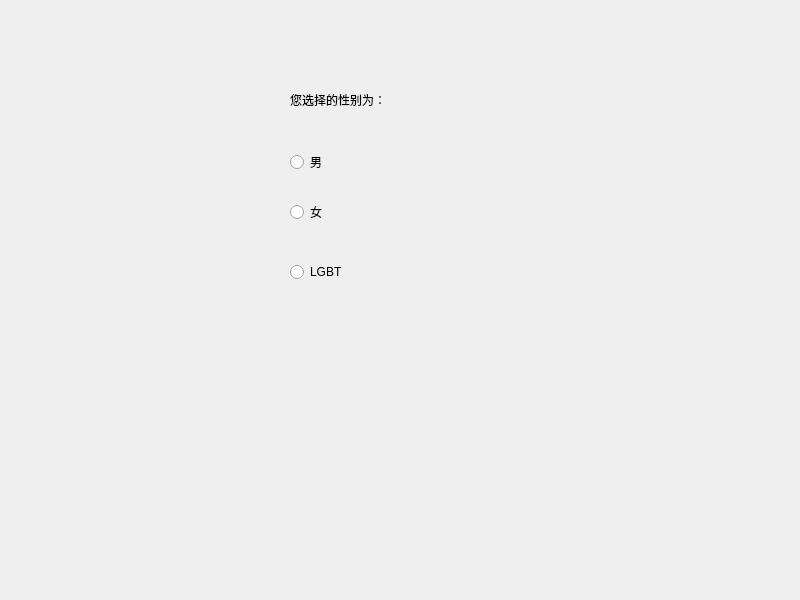
Qt form QRadioButton/widget.ui (yamxxiao/Qt) before a commit.
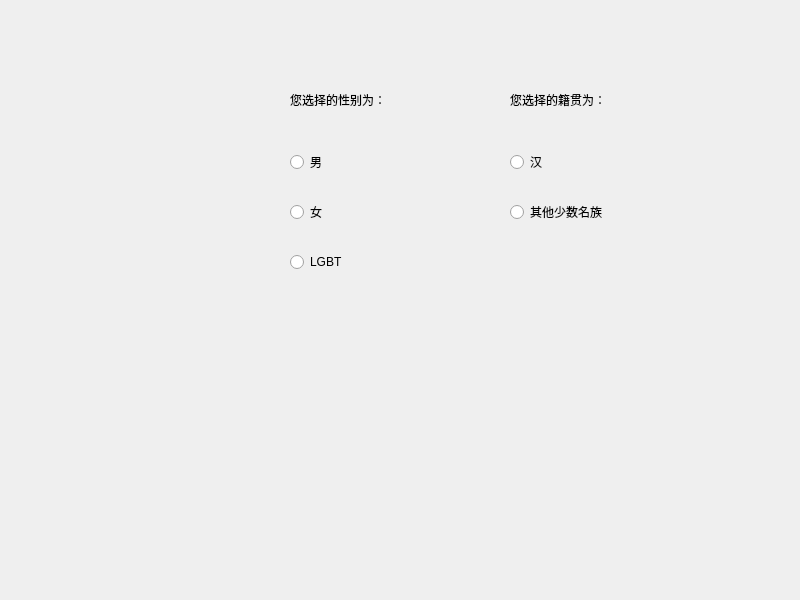
The same form after that commit.

What changed in the file:
```diff
--- a/QRadioButton/widget.ui
+++ b/QRadioButton/widget.ui
@@ -43,7 +43,7 @@
    <property name="geometry">
     <rect>
      <x>290</x>
-     <y>260</y>
+     <y>250</y>
      <width>119</width>
      <height>24</height>
     </rect>
@@ -65,6 +65,45 @@
     <string>您选择的性别为：</string>
    </property>
   </widget>
+  <widget class="QLabel" name="label_2">
+   <property name="geometry">
+    <rect>
+     <x>510</x>
+     <y>90</y>
+     <width>171</width>
+     <height>19</height>
+    </rect>
+   </property>
+   <property name="text">
+    <string>您选择的籍贯为：</string>
+   </property>
+  </widget>
+  <widget class="QRadioButton" name="radioButton_han">
+   <property name="geometry">
+    <rect>
+     <x>510</x>
+     <y>150</y>
+     <width>119</width>
+     <height>24</height>
+    </rect>
+   </property>
+   <property name="text">
+    <string>汉</string>
+   </property>
+  </widget>
+  <widget class="QRadioButton" name="radioButton_other">
+   <property name="geometry">
+    <rect>
+     <x>510</x>
+     <y>200</y>
+     <width>119</width>
+     <height>24</height>
+    </rect>
+   </property>
+   <property name="text">
+    <string>其他少数名族</string>
+   </property>
+  </widget>
  </widget>
  <resources/>
  <connections/>
```
